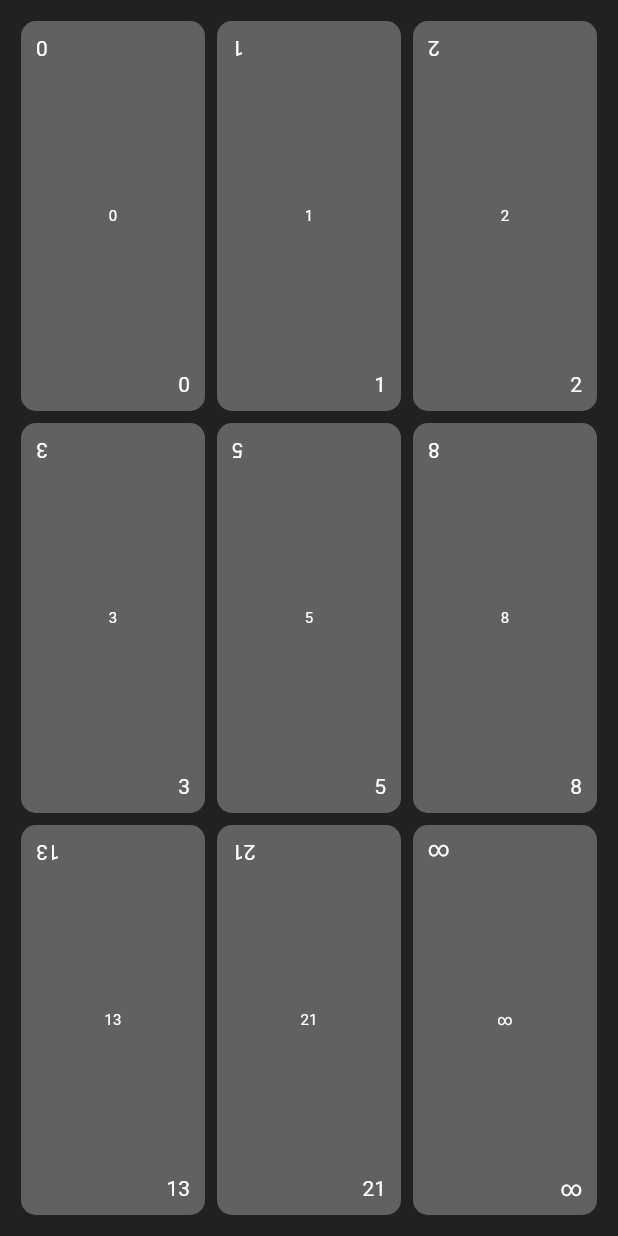
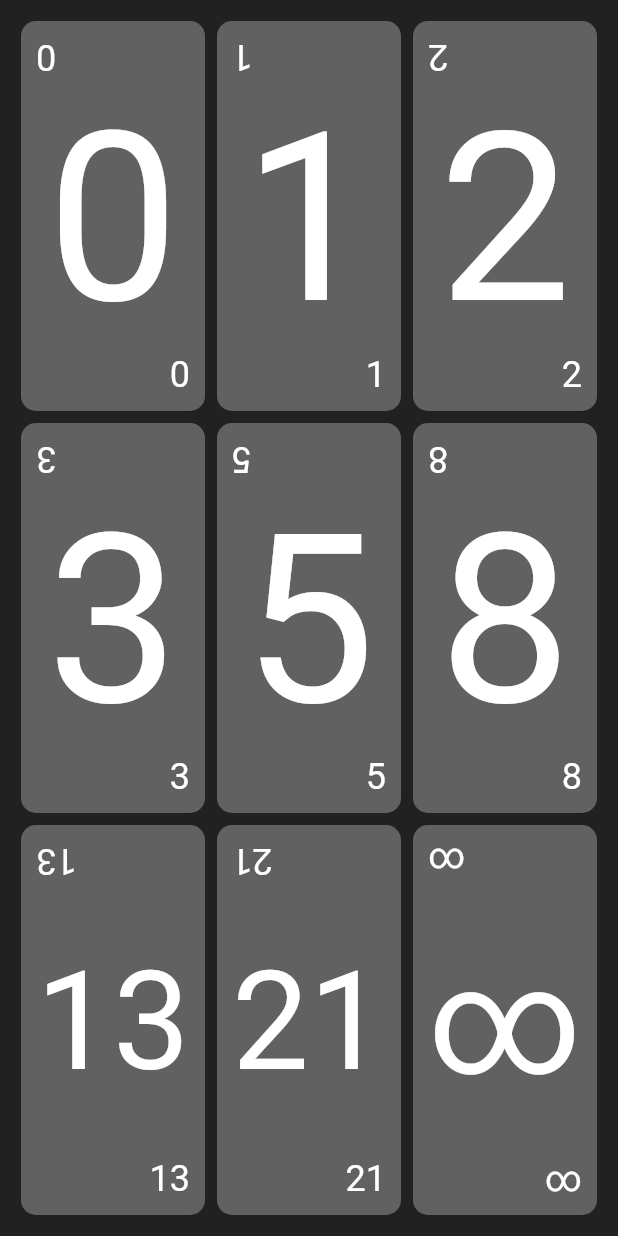
Before and after one commit to aafanasev/scrum-poker, a Flutter app: the screen it shows after launch, on a phone screen of 412 x 824 dp. Run offline on Flutter 3.47's test engine with Material 2 defaults, Android fonts, the phone set to English and light mode, and no system bars.

Commit message:
full card style

```diff
--- a/lib/widgets/card.dart
+++ b/lib/widgets/card.dart
@@ -9,36 +9,43 @@ class PokerCard extends StatelessWidget {
   Widget build(BuildContext context) {
     return Container(
       decoration: BoxDecoration(
-          color: const Color(0xFF616161),
-          borderRadius: const BorderRadius.all(const Radius.circular(10))),
+        color: const Color(0xFF616161),
+        borderRadius: const BorderRadius.all(const Radius.circular(10)),
+      ),
       padding: EdgeInsets.all(10),
       margin: EdgeInsets.all(4),
       child: Column(
         children: <Widget>[
-          Align(
-            alignment: Alignment.topLeft,
-            child: RotatedBox(
-              quarterTurns: 2,
-              child: Text(value,
-                  style: const TextStyle(color: const Color(0xFFFFFFFF))),
+          Expanded(
+            flex: 1,
+            child: Align(
+              alignment: Alignment.topLeft,
+              child: RotatedBox(
+                quarterTurns: 2,
+                child: Text(
+                  value,
+                  style: const TextStyle(fontSize: 24),
+                ),
+              ),
             ),
           ),
           Expanded(
-              child: Center(
-                  child: Text(value,
-                      style: const TextStyle(
-                        color: const Color(0xFFFFFFFF),
-                        fontSize: 10,
-                        decoration: null
-                        )
-                        )
-                        )
-                        ),
-          Align(
-            alignment: Alignment.topRight,
-            child: Text(value,
-                style: const TextStyle(color: const Color(0xFFFFFFFF))),
-          )
+            flex: 6,
+            child: FittedBox(
+              fit: BoxFit.contain,
+              child: Text(value),
+            ),
+          ),
+          Expanded(
+            flex: 1,
+            child: Align(
+              alignment: Alignment.bottomRight,
+              child: Text(
+                value,
+                style: const TextStyle(fontSize: 24),
+              ),
+            ),
+          ),
         ],
       ),
     );
```
